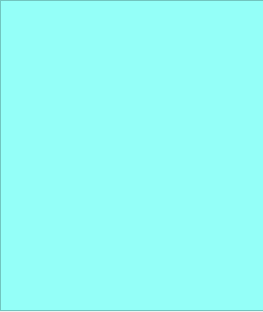
Above: sandbox/testRollerWidget/TestRollerApp/rollerwidget.ui from flaithbheartaigh/squeezecontroll before the change. Below: the same form after it.
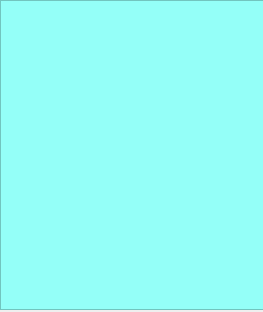
That is the form after the change.

Commit message: Calculating the offset correctly now. The height() used in offset1 function was the window height and not the widget height.

```diff
--- a/sandbox/testRollerWidget/TestRollerApp/rollerwidget.ui
+++ b/sandbox/testRollerWidget/TestRollerApp/rollerwidget.ui
@@ -19,7 +19,7 @@
      <x>0</x>
      <y>0</y>
      <width>271</width>
-     <height>311</height>
+     <height>310</height>
     </rect>
    </property>
    <property name="maximumSize">
```
The commit also changes 3 other files.
